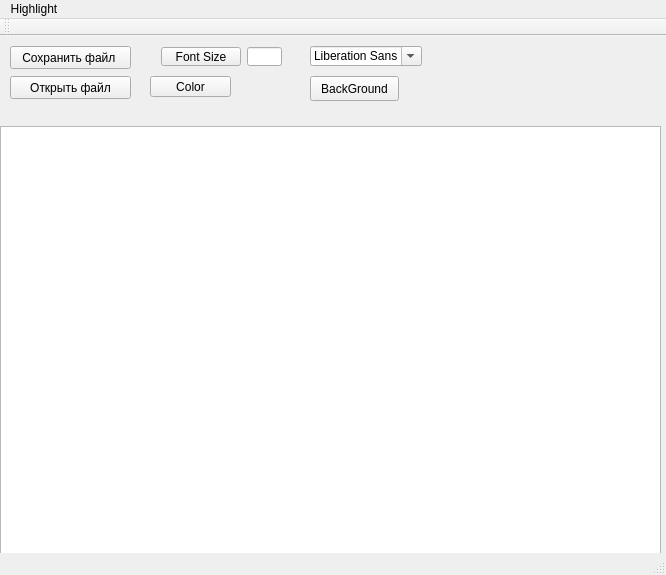
Groysman881/TextEditor, file mainwindow.ui: the form before one commit.
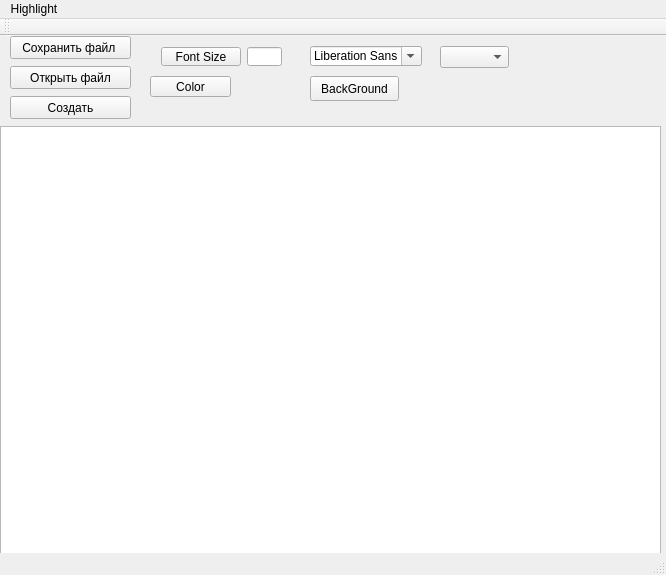
The form after the commit.

The edit to the form file:
```diff
--- a/mainwindow.ui
+++ b/mainwindow.ui
@@ -18,7 +18,7 @@
     <property name="geometry">
      <rect>
       <x>10</x>
-      <y>10</y>
+      <y>0</y>
       <width>121</width>
       <height>23</height>
      </rect>
@@ -31,7 +31,7 @@
     <property name="geometry">
      <rect>
       <x>10</x>
-      <y>40</y>
+      <y>30</y>
       <width>121</width>
       <height>23</height>
      </rect>
@@ -108,6 +108,29 @@
      <string>BackGround</string>
     </property>
    </widget>
+   <widget class="QPushButton" name="Create">
+    <property name="geometry">
+     <rect>
+      <x>10</x>
+      <y>60</y>
+      <width>121</width>
+      <height>23</height>
+     </rect>
+    </property>
+    <property name="text">
+     <string>Создать</string>
+    </property>
+   </widget>
+   <widget class="QComboBox" name="CodecBox">
+    <property name="geometry">
+     <rect>
+      <x>440</x>
+      <y>10</y>
+      <width>69</width>
+      <height>22</height>
+     </rect>
+    </property>
+   </widget>
   </widget>
   <widget class="QMenuBar" name="menuBar">
    <property name="geometry">
```
Left out of the diff: 7 changed lines with no effect on the pictures.
